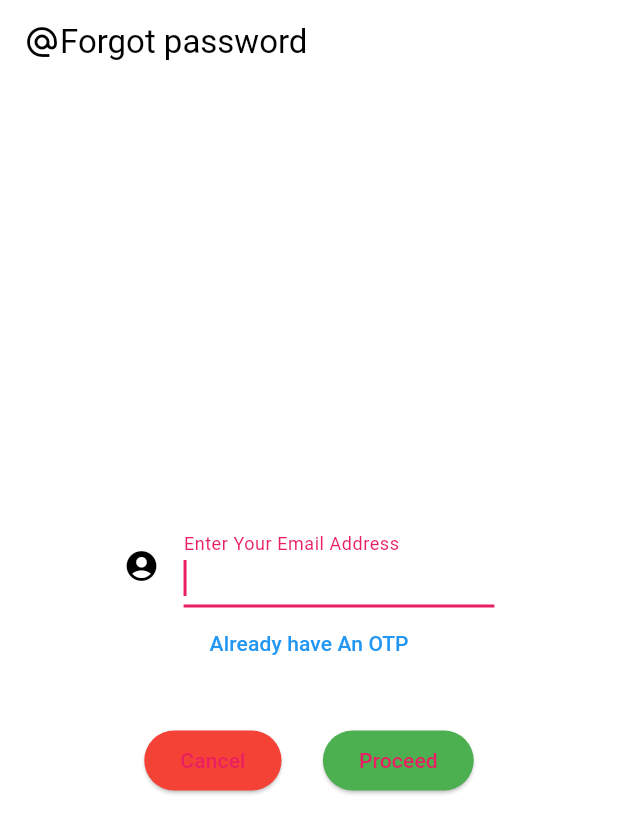
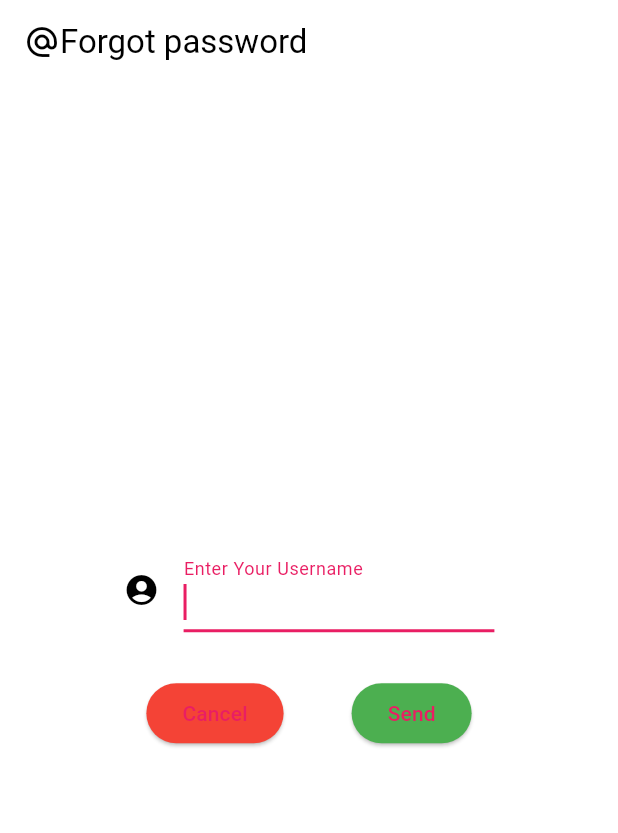
Before and after one commit to mawa-za/mawa-flutter-package, a Flutter app: the ForgotPassword screen opened directly, on a phone screen of 412 x 824 dp. Shown: the top 833 px of the screen. Run offline on Flutter 3.47's test engine with Material 3 defaults, Android fonts, the phone set to English and light mode, and no system bars; our stand-ins replace another_flushbar, awesome_dialog, connectivity_plus, device_info_plus, dio, dropdown_search and 11 more; missing offline and left inert: device_information; accounts and stored records are empty; network calls fail.

Commit message:
MSBS-833

```diff
--- a/lib/keys/json_payloads.dart
+++ b/lib/keys/json_payloads.dart
@@ -286,6 +286,8 @@ class JsonPayloads {
   static const String serviceProviders = 'serviceProviders';
   static const String employeeResponsible = 'employeeResponsible';
   static const String currentMembershipId = 'currentMembershipId';
+  static const String token = 'token';
+  static const String newPassword = 'newPassword';
 
 
 
--- a/lib/keys/resources.dart
+++ b/lib/keys/resources.dart
@@ -193,4 +193,6 @@ class Resources {
   static const String claimFormPdf = 'pdf-form';
   static const String membershipBilling = 'bill-memberships';
   static const String invoicePdf = 'invoice-pdf';
+  static const String forgotPasswordSelf = 'forgot-password';
+  static const String setNewPassword = 'password/reset';
 }
--- a/lib/mawa_package.dart
+++ b/lib/mawa_package.dart
@@ -121,3 +121,4 @@ part 'package:mawa_package/services/versions.dart';
 part 'package:mawa_package/services/workcenters.dart';
 part 'package:mawa_package/services/vouchers.dart';
 part 'package:mawa_package/services/pricing_engine.dart';
+part 'package:mawa_package/services/reset_password.dart';
--- a/lib/screens/forgot_password.dart
+++ b/lib/screens/forgot_password.dart
@@ -8,23 +8,27 @@ class ForgotPassword extends StatefulWidget {
 }
 
 class _ForgotPasswordState extends State<ForgotPassword> {
-  late OTP otp;
+
+  bool emailSent=false;
+  bool errorMessage=false;
+  late String submitBtnText;
   final _forgotPasswordFormKey = GlobalKey<FormState>();
   late String email;
-
   @override
   void initState() {
     super.initState();
-    otp = OTP(context);
+    email ='';
+    submitBtnText ='Send';
   }
 
   @override
   Widget build(BuildContext context) {
+
     return SafeArea(
       child: Scaffold(
         appBar: AppBar(
-          title: Row(
-            children: const [
+          title: const Row(
+            children: [
               Icon(Icons.alternate_email),
               Text('Forgot password'),
             ],
@@ -39,6 +43,23 @@ class _ForgotPasswordState extends State<ForgotPassword> {
                 mainAxisAlignment: MainAxisAlignment.center,
                 crossAxisAlignment: CrossAxisAlignment.center,
                 children: [
+                  //  Row(
+                  //   mainAxisAlignment: MainAxisAlignment.end,
+                  //   children: [
+                  //     Visibility(
+                  //       visible:emailSent,
+                  //       child: Text(
+                  //         'Reset link was sent to the user "$email" email, check your email',
+                  //         style: const TextStyle(
+                  //           // decoration: TextDecoration.underline,
+                  //           color: Colors.green,
+                  //           fontSize: 15.0,
+                  //           // fontWeight: FontWeight.bold,
+                  //         ),
+                  //       ),
+                  //     ),
+                  //   ],
+                  // ),
                   Form(
                     key: _forgotPasswordFormKey,
                     child: TextFormField(
@@ -50,40 +71,40 @@ class _ForgotPasswordState extends State<ForgotPassword> {
                       },
                       validator: (value) {
                         value = value?.trim();
-                        print('*$value*\n*$email*');
                         if (value!.isEmpty) {
-                          return 'Enter Email Address';
-                        }
-                        if (value.isNotEmpty && !EmailValidator.validate(value)) {
-                          return 'Please Enter Correct Email Address';
+                          return 'Enter Username';
                         }
                         return null;
                       },
                       decoration: const InputDecoration(
                         icon: Icon(Icons.account_circle),
-                        labelText: 'Enter Your Email Address',
+                        labelText: 'Enter Your Username',
                       ),
                       onEditingComplete: submitEmail,
                     ),
                   ),
-                  TextButton(
-                      onPressed: () {
-                        Navigator.pushReplacement(
-                          context,
-                          MaterialPageRoute<void>(
-                            builder: (BuildContext context) => const OTPScreen(),
-                          ),
-                        );
-                      },
-                      child: const Text(
-                        'Already have An OTP',
-                        style: TextStyle(color: Colors.blue),
-                      )),
                   const SizedBox(
                     height: 30.0,
                   ),
                   Row(
-                    mainAxisAlignment: MainAxisAlignment.spaceAround,
+                    mainAxisAlignment: MainAxisAlignment.spaceEvenly,
+                    children: [
+                      Visibility(
+                        visible:emailSent,
+                        child: const Text(
+                          'Did not received email?',
+                          style:  TextStyle(
+                            // decoration: TextDecoration.underline,
+                            color: Colors.blue,
+                            fontSize: 15.0,
+                            // fontWeight: FontWeight.bold,
+                          ),
+                        ),
+                      ),
+                    ],
+                  ),
+                  Row(
+                    mainAxisAlignment: MainAxisAlignment.spaceEvenly,
                     children: [
                       ElevatedButton(
                         onPressed: () {
@@ -91,20 +112,62 @@ class _ForgotPasswordState extends State<ForgotPassword> {
                         },
                         style: ButtonStyle(
                           backgroundColor: MaterialStateProperty.resolveWith(
-                              (states) => Colors.red),
+                                  (states) => Colors.red),
                         ),
                         child: const Text('Cancel'),
+                      ),
+                      const SizedBox(
+                        width: 15.0,
                       ),
                       ElevatedButton(
                         onPressed: submitEmail,
                         style: ButtonStyle(
                           backgroundColor: MaterialStateProperty.resolveWith(
-                              (states) => Colors.green),
+                                  (states) => Colors.green),
                         ),
-                        child: const Text('Proceed'),
+                        child:  Text(submitBtnText),
                       ),
                     ],
-                  )
+
+                  ),
+                  const SizedBox(
+                    height: 15.0,
+                  ),
+                  Row(
+                    mainAxisAlignment: MainAxisAlignment.start,
+                    children: [
+                      Visibility(
+                        visible:emailSent,
+                        child: Flexible(
+                          flex: 1,
+                          child: Text(
+                            'Reset link was sent to the user "$email" email, check your email',
+                            style: const TextStyle(
+                              color: Colors.green,
+                              fontSize: 15.0,
+                              // fontWeight: FontWeight.bold,
+                            ),
+                            softWrap:true,
+                          ),
+                        ),
+                      ),
+                      Visibility(
+                        visible:errorMessage,
+                        child: const Flexible(
+                          flex: 1,
+                          child: Text(
+                            'Oops!.., something went wrong please contact system administrator',
+                            style: TextStyle(
+                              color: Colors.red,
+                              fontSize: 15.0,
+                              // fontWeight: FontWeight.bold,
+                            ),
+                            softWrap:true,
+                          ),
+                        ),
+                      )
+                    ],
+                  ),
                 ],
               ),
             ),
@@ -116,41 +179,39 @@ class _ForgotPasswordState extends State<ForgotPassword> {
   }
 
   submitEmail() async {
+    final OverlayWidgets overlay = OverlayWidgets(
+      context: context,
+    );
     if (_forgotPasswordFormKey.currentState!.validate()) {
+      overlay.showOverlay(
+        SnapShortStaticWidgets.snapshotWaitingIndicator(),
+      );
       FocusScope.of(context).unfocus();
+      dynamic response = await ResetPassword.passUserName(user: email ?? '');
 
-      final OverlayWidgets overlay = OverlayWidgets(context: context);
-      overlay.showOverlay(SnapShortStaticWidgets.snapshotWaitingIndicator());
+      if(response.statusCode == 200 || response.statusCode == 201) {
+        setState(() {
+          emailSent = true;
+          errorMessage = false;
+          submitBtnText ="Resend";
+        });
+      }else{
+        setState(() {
+          errorMessage = true;
+          emailSent = false;
+          submitBtnText ="Send";
+        });
+      }
+    } else {
 
-      dynamic request = await otp.requestOTP(email);
-      print('code');
-      print('\n${request.statusCode}');
-      if(request.statusCode == 200 || request.statusCode == 201) {
-        String message = await NetworkRequests.decodeJson(request, negativeResponse: '');
-        print('\n message ${message}');
-        if(message != otp.userDoesntExist) {
-          Navigator.pushReplacement(
-            context,
-            MaterialPageRoute<void>(
-              builder: (BuildContext context) => const OTPScreen(),
-            ),);
 
-        }
-        else{
-          Alerts.toastMessage(
-            message: 'Email Not Associated With Any User',
-            positive: false,);
-        }
-      }
-      else{
-        Tools().forgotPasswordPopup();
-        Alerts.toastMessage(
-          message: 'Could not request OTP. Please try again ',
-          positive: false,
-        );
-      }
+      // Alerts.toastMessage(
+      //   message: 'Could not send email ',
+      //   positive: false,
+      // );
+    }
+    overlay.dismissOverlay();
 
-      overlay.dismissOverlay();
-    }
   }
+
 }
--- /dev/null
+++ b/lib/services/reset_password.dart
@@ -0,0 +1,27 @@
+part of 'package:mawa_package/mawa_package.dart';
+
+class ResetPassword {
+  static setNewPassword({
+    required String token,
+    required String newPassword,
+  }) async {
+    return await NetworkRequests().securedMawaAPI(NetworkRequests.methodPost,
+        resource: Resources.setNewPassword,
+        body: {
+          JsonPayloads.token:token ,
+          JsonPayloads.newPassword: newPassword,
+
+        });
+  }
+  static passUserName({
+    required String user,
+  }) async {
+    return await NetworkRequests().securedMawaAPI(NetworkRequests.methodPost,
+      resource: Resources.forgotPasswordSelf,
+      queryParameters: {
+        QueryParameters.user: user,
+      },
+    );
+  }
+
+}
```
